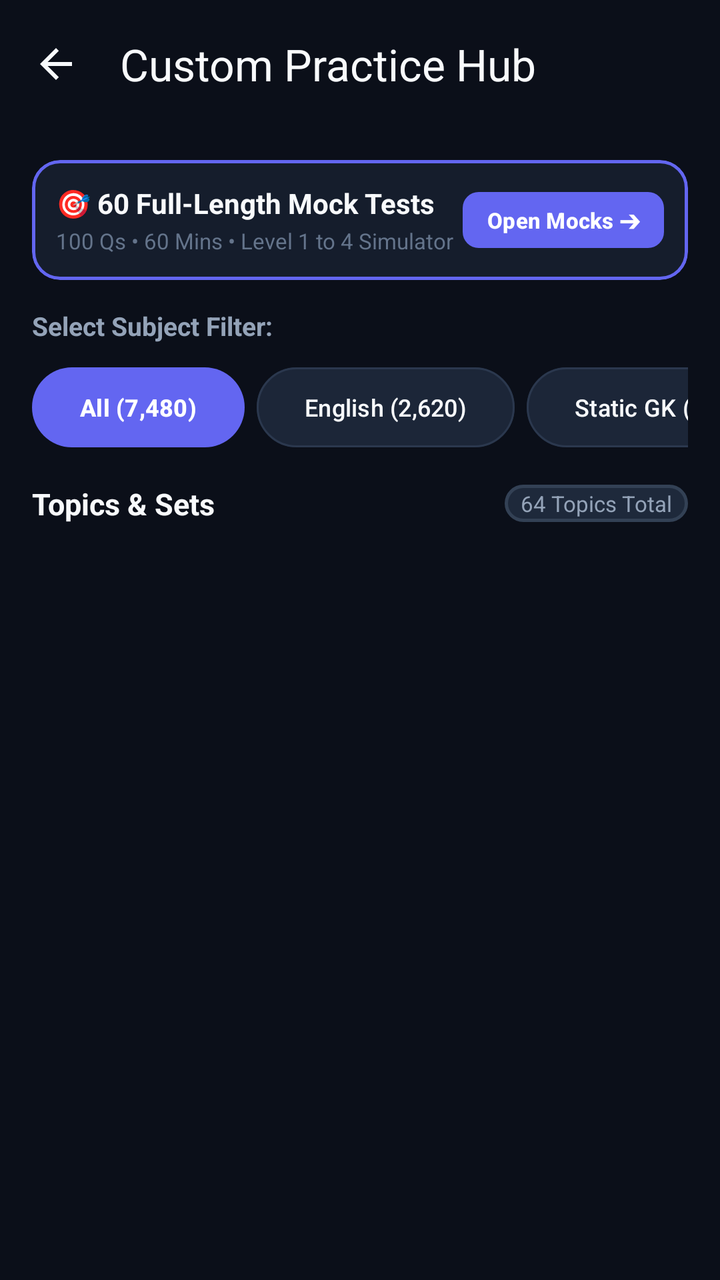
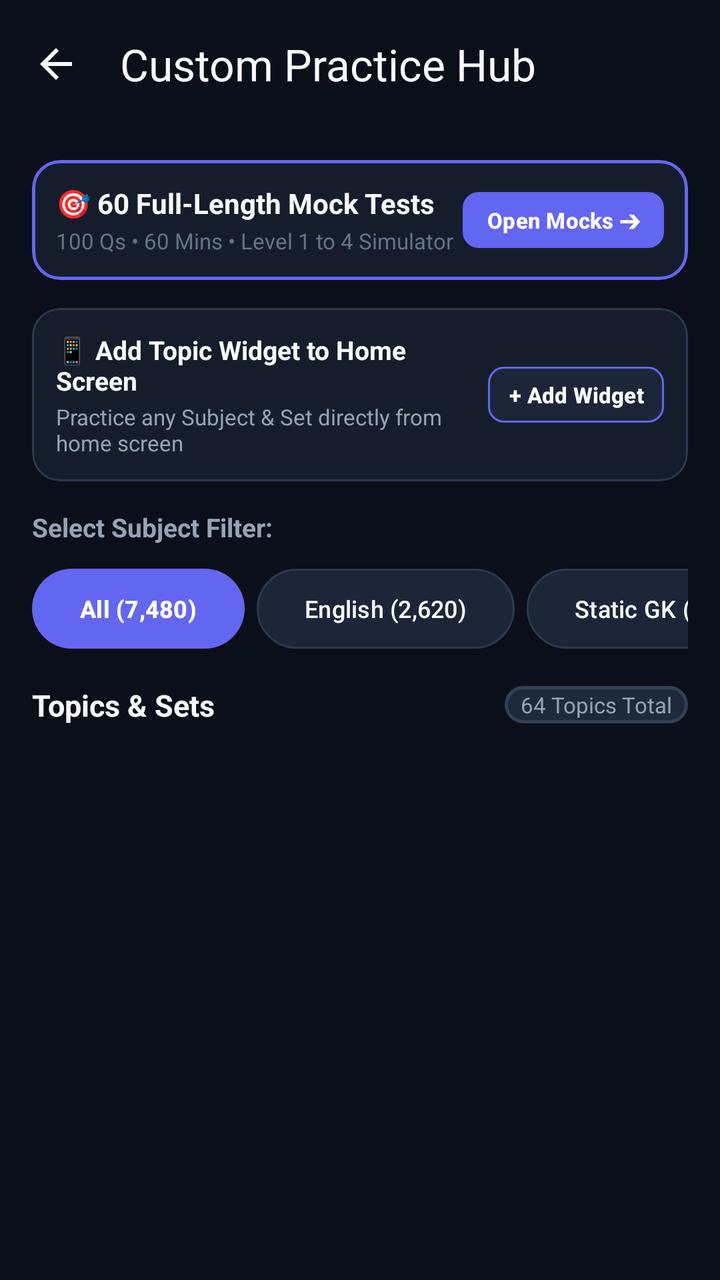

Compare the two renders of this Android layout. The source of the first and the diff that turns it into the second are given below.
<!-- AndroidManifest.xml: application theme Theme.QuizLock -->
<!-- res/layout/activity_custom_practice.xml -->
<?xml version="1.0" encoding="utf-8"?>
<androidx.coordinatorlayout.widget.CoordinatorLayout xmlns:android="http://schemas.android.com/apk/res/android"
    xmlns:app="http://schemas.android.com/apk/res-auto"
    xmlns:tools="http://schemas.android.com/tools"
    android:layout_width="match_parent"
    android:layout_height="match_parent"
    android:background="@color/bg_dark">

    <com.google.android.material.appbar.AppBarLayout
        android:layout_width="match_parent"
        android:layout_height="wrap_content"
        android:background="@color/bg_dark">

        <com.google.android.material.appbar.MaterialToolbar
            android:id="@+id/toolbar"
            android:layout_width="match_parent"
            android:layout_height="?attr/actionBarSize"
            app:navigationIcon="@drawable/ic_back"
            app:navigationIconTint="@color/text_primary"
            app:title="Custom Practice Hub"
            app:titleTextColor="@color/text_primary" />

    </com.google.android.material.appbar.AppBarLayout>

    <FrameLayout
        android:layout_width="match_parent"
        android:layout_height="match_parent"
        app:layout_behavior="@string/appbar_scrolling_view_behavior">

        <androidx.core.widget.NestedScrollView
            android:layout_width="match_parent"
            android:layout_height="match_parent"
            android:clipToPadding="false"
            android:fillViewport="true"
            android:paddingBottom="100dp">

            <LinearLayout
                android:layout_width="match_parent"
                android:layout_height="wrap_content"
                android:orientation="vertical"
                android:padding="16dp">

                
                <com.google.android.material.card.MaterialCardView
                    android:id="@+id/cardPromoMockPortal"
                    android:layout_width="match_parent"
                    android:layout_height="wrap_content"
                    android:layout_marginBottom="14dp"
                    android:clickable="true"
                    android:focusable="true"
                    android:foreground="?android:attr/selectableItemBackground"
                    app:cardBackgroundColor="@color/card_dark"
                    app:cardCornerRadius="14dp"
                    app:cardElevation="0dp"
                    app:strokeColor="@color/primary"
                    app:strokeWidth="1.5dp">

                    <LinearLayout
                        android:layout_width="match_parent"
                        android:layout_height="wrap_content"
                        android:gravity="center_vertical"
                        android:orientation="horizontal"
                        android:padding="12dp">

                        <LinearLayout
                            android:layout_width="0dp"
                            android:layout_height="wrap_content"
                            android:layout_weight="1"
                            android:orientation="vertical">

                            <TextView
                                android:layout_width="wrap_content"
                                android:layout_height="wrap_content"
                                android:text="🎯 60 Full-Length Mock Tests"
                                android:textColor="@color/text_primary"
                                android:textSize="14sp"
                                android:textStyle="bold" />

                            <TextView
                                android:layout_width="wrap_content"
                                android:layout_height="wrap_content"
                                android:layout_marginTop="2dp"
                                android:text="100 Qs • 60 Mins • Level 1 to 4 Simulator"
                                android:textColor="@color/text_muted"
                                android:textSize="11sp" />
                        </LinearLayout>

                        <com.google.android.material.button.MaterialButton
                            android:id="@+id/btnOpenMockPortalFromCustom"
                            style="@style/Widget.Material3.Button"
                            android:layout_width="wrap_content"
                            android:layout_height="36dp"
                            android:paddingHorizontal="12dp"
                            android:text="Open Mocks ➔"
                            android:textColor="@color/white"
                            android:textSize="11sp"
                            android:textStyle="bold"
                            app:backgroundTint="@color/primary"
                            app:cornerRadius="8dp" />

                    </LinearLayout>
                </com.google.android.material.card.MaterialCardView>

                
                <com.google.android.material.card.MaterialCardView
                    android:id="@+id/cardResume"
                    android:layout_width="match_parent"
                    android:layout_height="wrap_content"
                    android:layout_marginBottom="14dp"
                    android:visibility="gone"
                    app:cardBackgroundColor="@color/card_dark"
                    app:cardCornerRadius="16dp"
                    app:cardElevation="0dp"
                    app:strokeColor="@color/primary"
                    app:strokeWidth="1.5dp">

                    <LinearLayout
                        android:layout_width="match_parent"
                        android:layout_height="wrap_content"
                        android:orientation="vertical"
                        android:padding="14dp">

                        <LinearLayout
                            android:layout_width="match_parent"
                            android:layout_height="wrap_content"
                            android:gravity="center_vertical"
                            android:orientation="horizontal">

                            <TextView
                                android:layout_width="0dp"
                                android:layout_height="wrap_content"
                                android:layout_weight="1"
                                android:text="⚡ Resume Where You Left Off"
                                android:textColor="@color/warning_amber"
                                android:textSize="13sp"
                                android:textStyle="bold" />

                            <TextView
                                android:id="@+id/tvResumeAccuracy"
                                android:layout_width="wrap_content"
                                android:layout_height="wrap_content"
                                android:background="@drawable/bg_option_default"
                                android:paddingHorizontal="8dp"
                                android:paddingVertical="2dp"
                                android:text="92% Score"
                                android:textColor="@color/correct_green"
                                android:textSize="11sp"
                                android:textStyle="bold" />
                        </LinearLayout>

                        <TextView
                            android:id="@+id/tvResumeTitle"
                            android:layout_width="wrap_content"
                            android:layout_height="wrap_content"
                            android:layout_marginTop="6dp"
                            android:text="English • Antonyms - Set 1"
                            android:textColor="@color/text_primary"
                            android:textSize="16sp"
                            android:textStyle="bold" />

                        <TextView
                            android:id="@+id/tvResumeSubtitle"
                            android:layout_width="wrap_content"
                            android:layout_height="wrap_content"
                            android:layout_marginTop="2dp"
                            android:text="100 Questions • Mastered"
                            android:textColor="@color/text_secondary"
                            android:textSize="12sp" />

                        <com.google.android.material.button.MaterialButton
                            android:id="@+id/btnResumeSet"
                            style="@style/Widget.Material3.Button"
                            android:layout_width="match_parent"
                            android:layout_height="wrap_content"
                            android:layout_marginTop="10dp"
                            android:text="Retest / Continue Set 🚀"
                            android:textColor="@color/white"
                            android:textSize="13sp"
                            android:textStyle="bold"
                            app:backgroundTint="@color/primary"
                            app:cornerRadius="10dp" />

                    </LinearLayout>

                </com.google.android.material.card.MaterialCardView>

                
                <TextView
                    android:layout_width="wrap_content"
                    android:layout_height="wrap_content"
                    android:layout_marginBottom="8dp"
                    android:text="Select Subject Filter:"
                    android:textColor="@color/text_secondary"
                    android:textSize="13sp"
                    android:textStyle="bold" />

                <HorizontalScrollView
                    android:layout_width="match_parent"
                    android:layout_height="wrap_content"
                    android:layout_marginBottom="14dp"
                    android:overScrollMode="never"
                    android:scrollbars="none">

                    <LinearLayout
                        android:id="@+id/layoutSubjectChips"
                        android:layout_width="wrap_content"
                        android:layout_height="wrap_content"
                        android:gravity="center_vertical"
                        android:orientation="horizontal">

                        <com.google.android.material.button.MaterialButton
                            android:id="@+id/chipAll"
                            style="@style/Widget.Material3.Button.TonalButton"
                            android:layout_width="wrap_content"
                            android:layout_height="wrap_content"
                            android:layout_marginEnd="6dp"
                            android:text="All (7,480)"
                            android:textColor="@color/white"
                            android:textSize="12sp"
                            android:textStyle="bold"
                            app:backgroundTint="@color/primary"
                            app:cornerRadius="20dp" />

                        <com.google.android.material.button.MaterialButton
                            android:id="@+id/chipEnglish"
                            style="@style/Widget.Material3.Button.TonalButton"
                            android:layout_width="wrap_content"
                            android:layout_height="wrap_content"
                            android:layout_marginEnd="6dp"
                            android:text="English (2,620)"
                            android:textColor="@color/text_primary"
                            android:textSize="12sp"
                            app:backgroundTint="@color/card_dark_elevated"
                            app:cornerRadius="20dp"
                            app:strokeColor="@color/border_dark"
                            app:strokeWidth="1dp" />

                        <com.google.android.material.button.MaterialButton
                            android:id="@+id/chipStaticGk"
                            style="@style/Widget.Material3.Button.TonalButton"
                            android:layout_width="wrap_content"
                            android:layout_height="wrap_content"
                            android:layout_marginEnd="6dp"
                            android:text="Static GK (1,554)"
                            android:textColor="@color/text_primary"
                            android:textSize="12sp"
                            app:backgroundTint="@color/card_dark_elevated"
                            app:cornerRadius="20dp"
                            app:strokeColor="@color/border_dark"
                            app:strokeWidth="1dp" />

                        <com.google.android.material.button.MaterialButton
                            android:id="@+id/chipHistory"
                            style="@style/Widget.Material3.Button.TonalButton"
                            android:layout_width="wrap_content"
                            android:layout_height="wrap_content"
                            android:layout_marginEnd="6dp"
                            android:text="History (984)"
                            android:textColor="@color/text_primary"
                            android:textSize="12sp"
                            app:backgroundTint="@color/card_dark_elevated"
                            app:cornerRadius="20dp"
                            app:strokeColor="@color/border_dark"
                            app:strokeWidth="1dp" />

                        <com.google.android.material.button.MaterialButton
                            android:id="@+id/chipGeography"
                            style="@style/Widget.Material3.Button.TonalButton"
                            android:layout_width="wrap_content"
                            android:layout_height="wrap_content"
                            android:layout_marginEnd="6dp"
                            android:text="Geography (503)"
                            android:textColor="@color/text_primary"
                            android:textSize="12sp"
                            app:backgroundTint="@color/card_dark_elevated"
                            app:cornerRadius="20dp"
                            app:strokeColor="@color/border_dark"
                            app:strokeWidth="1dp" />

                        <com.google.android.material.button.MaterialButton
                            android:id="@+id/chipBiology"
                            style="@style/Widget.Material3.Button.TonalButton"
                            android:layout_width="wrap_content"
                            android:layout_height="wrap_content"
                            android:layout_marginEnd="6dp"
                            android:text="Biology (317)"
                            android:textColor="@color/text_primary"
                            android:textSize="12sp"
                            app:backgroundTint="@color/card_dark_elevated"
                            app:cornerRadius="20dp"
                            app:strokeColor="@color/border_dark"
                            app:strokeWidth="1dp" />

                        <com.google.android.material.button.MaterialButton
                            android:id="@+id/chipPolity"
                            style="@style/Widget.Material3.Button.TonalButton"
                            android:layout_width="wrap_content"
                            android:layout_height="wrap_content"
                            android:layout_marginEnd="6dp"
                            android:text="Polity (271)"
                            android:textColor="@color/text_primary"
                            android:textSize="12sp"
                            app:backgroundTint="@color/card_dark_elevated"
                            app:cornerRadius="20dp"
                            app:strokeColor="@color/border_dark"
                            app:strokeWidth="1dp" />

                        <com.google.android.material.button.MaterialButton
                            android:id="@+id/chipEconomics"
                            style="@style/Widget.Material3.Button.TonalButton"
                            android:layout_width="wrap_content"
                            android:layout_height="wrap_content"
                            android:layout_marginEnd="6dp"
                            android:text="Economics (268)"
                            android:textColor="@color/text_primary"
                            android:textSize="12sp"
                            app:backgroundTint="@color/card_dark_elevated"
                            app:cornerRadius="20dp"
                            app:strokeColor="@color/border_dark"
                            app:strokeWidth="1dp" />

                    </LinearLayout>
                </HorizontalScrollView>

                
                <LinearLayout
                    android:layout_width="match_parent"
                    android:layout_height="wrap_content"
                    android:layout_marginBottom="10dp"
                    android:gravity="center_vertical"
                    android:orientation="horizontal">

                    <TextView
                        android:id="@+id/tvSectionHeader"
                        android:layout_width="0dp"
                        android:layout_height="wrap_content"
                        android:layout_weight="1"
                        android:text="Topics &amp; Sets"
                        android:textColor="@color/text_primary"
                        android:textSize="15sp"
                        android:textStyle="bold" />

                    <TextView
                        android:id="@+id/tvTopicsCountBadge"
                        android:layout_width="wrap_content"
                        android:layout_height="wrap_content"
                        android:background="@drawable/bg_option_default"
                        android:paddingHorizontal="8dp"
                        android:paddingVertical="2dp"
                        android:text="64 Topics Total"
                        android:textColor="@color/text_secondary"
                        android:textSize="11sp" />
                </LinearLayout>

                
                <androidx.recyclerview.widget.RecyclerView
                    android:id="@+id/rvPracticeTopics"
                    android:layout_width="match_parent"
                    android:layout_height="wrap_content"
                    android:nestedScrollingEnabled="false" />

            </LinearLayout>
        </androidx.core.widget.NestedScrollView>

        
        <com.google.android.material.card.MaterialCardView
            android:id="@+id/cardMultiSelectDock"
            android:layout_width="match_parent"
            android:layout_height="wrap_content"
            android:layout_gravity="bottom"
            android:layout_margin="12dp"
            android:visibility="gone"
            app:cardBackgroundColor="@color/card_dark"
            app:cardCornerRadius="16dp"
            app:cardElevation="8dp"
            app:strokeColor="@color/primary"
            app:strokeWidth="1.5dp">

            <LinearLayout
                android:layout_width="match_parent"
                android:layout_height="wrap_content"
                android:orientation="vertical"
                android:padding="12dp">

                <LinearLayout
                    android:layout_width="match_parent"
                    android:layout_height="wrap_content"
                    android:gravity="center_vertical"
                    android:orientation="horizontal">

                    <TextView
                        android:id="@+id/tvMultiSelectSummary"
                        android:layout_width="0dp"
                        android:layout_height="wrap_content"
                        android:layout_weight="1"
                        android:text="Selected: 2 Topics (Pool: 500 Qs)"
                        android:textColor="@color/text_primary"
                        android:textSize="13sp"
                        android:textStyle="bold" />

                    <TextView
                        android:id="@+id/btnClearSelection"
                        android:layout_width="wrap_content"
                        android:layout_height="wrap_content"
                        android:background="?attr/selectableItemBackground"
                        android:padding="4dp"
                        android:text="Clear"
                        android:textColor="@color/wrong_red"
                        android:textSize="12sp"
                        android:textStyle="bold" />
                </LinearLayout>

                
                <LinearLayout
                    android:layout_width="match_parent"
                    android:layout_height="wrap_content"
                    android:layout_marginTop="8dp"
                    android:gravity="center_vertical"
                    android:orientation="horizontal">

                    <com.google.android.material.button.MaterialButton
                        android:id="@+id/btnMultiCount25"
                        style="@style/Widget.Material3.Button.TonalButton"
                        android:layout_width="0dp"
                        android:layout_height="wrap_content"
                        android:layout_marginEnd="4dp"
                        android:layout_weight="1"
                        android:text="25 Qs"
                        android:textColor="@color/text_primary"
                        android:textSize="11sp"
                        app:backgroundTint="@color/card_dark_elevated"
                        app:strokeColor="@color/border_dark"
                        app:strokeWidth="1dp" />

                    <com.google.android.material.button.MaterialButton
                        android:id="@+id/btnMultiCount50"
                        style="@style/Widget.Material3.Button.TonalButton"
                        android:layout_width="0dp"
                        android:layout_height="wrap_content"
                        android:layout_marginEnd="4dp"
                        android:layout_weight="1"
                        android:text="50 Qs"
                        android:textColor="@color/white"
                        android:textSize="11sp"
                        android:textStyle="bold"
                        app:backgroundTint="@color/primary"
                        app:strokeColor="@color/primary"
                        app:strokeWidth="1dp" />

                    <com.google.android.material.button.MaterialButton
                        android:id="@+id/btnMultiCount100"
                        style="@style/Widget.Material3.Button.TonalButton"
                        android:layout_width="0dp"
                        android:layout_height="wrap_content"
                        android:layout_weight="1"
                        android:text="100 Qs"
                        android:textColor="@color/text_primary"
                        android:textSize="11sp"
                        app:backgroundTint="@color/card_dark_elevated"
                        app:strokeColor="@color/border_dark"
                        app:strokeWidth="1dp" />

                </LinearLayout>

                
                <com.google.android.material.button.MaterialButton
                    android:id="@+id/btnStartMultiMixedTest"
                    style="@style/Widget.Material3.Button"
                    android:layout_width="match_parent"
                    android:layout_height="wrap_content"
                    android:layout_marginTop="8dp"
                    android:text="🚀 Start Custom Mixed Test (50 Qs)"
                    android:textColor="@color/white"
                    android:textSize="13sp"
                    android:textStyle="bold"
                    app:backgroundTint="@color/primary"
                    app:cornerRadius="10dp" />

            </LinearLayout>

        </com.google.android.material.card.MaterialCardView>

    </FrameLayout>

</androidx.coordinatorlayout.widget.CoordinatorLayout>
<!-- resources referenced by this layout -->
<resources>
  <color name="bg_dark">#0B0F19</color>
  <color name="border_dark">#2B384E</color>
  <color name="card_dark">#151D2C</color>
  <color name="card_dark_elevated">#1C2638</color>
  <color name="correct_green">#10B981</color>
  <color name="primary">#6366F1</color>
  <color name="text_muted">#64748B</color>
  <color name="text_primary">#F8FAFC</color>
  <color name="text_secondary">#94A3B8</color>
  <color name="warning_amber">#F59E0B</color>
  <color name="white">#FFFFFF</color>
  <color name="wrong_red">#EF4444</color>
  <!-- drawable bg_option_default (drawable) -->
  <?xml version="1.0" encoding="utf-8"?>
  <shape xmlns:android="http://schemas.android.com/apk/res/android"
      android:shape="rectangle">
      <corners android:radius="14dp" />
      <solid android:color="#1E293B" />
      <stroke
          android:width="1.5dp"
          android:color="#334155" />
  </shape>
  <!-- drawable ic_back (drawable) -->
  <vector xmlns:android="http://schemas.android.com/apk/res/android"
      android:width="24dp"
      android:height="24dp"
      android:viewportWidth="24"
      android:viewportHeight="24">
    <path
        android:fillColor="@color/text_primary"
        android:pathData="M20,11H7.83l5.59,-5.59L12,4l-8,8 8,8 1.41,-1.41L7.83,13H20v-2z"/>
  </vector>
  <style name="Theme.QuizLock" parent="Theme.Material3.DayNight.NoActionBar">
          <item name="colorPrimary">@color/primary</item>
          <item name="colorPrimaryDark">@color/primary_dark</item>
          <item name="colorAccent">@color/accent</item>
          <item name="colorSurface">@color/card_dark</item>
          <item name="colorOnSurface">@color/text_primary</item>
          <item name="colorSurfaceVariant">@color/card_dark_elevated</item>
          <item name="colorOnSurfaceVariant">@color/text_secondary</item>
          <item name="android:windowBackground">@color/bg_dark</item>
          <item name="android:colorBackground">@color/bg_dark</item>
          <item name="android:statusBarColor">@color/bg_dark</item>
          <item name="android:navigationBarColor">@color/bg_dark</item>
          <item name="android:windowLightStatusBar">false</item>
          <item name="android:windowLightNavigationBar">false</item>
      </style>
  <color name="primary_dark">#4F46E5</color>
  <color name="accent">#6366F1</color>
</resources>

<!-- the commit's change to res/layout/activity_custom_practice.xml (unified diff, before → after) -->
@@ -96,6 +96,69 @@
                             android:textSize="11sp"
                             android:textStyle="bold"
                             app:backgroundTint="@color/primary"
+                            app:cornerRadius="8dp" />
+
+                    </LinearLayout>
+                </com.google.android.material.card.MaterialCardView>
+
+                
+                <com.google.android.material.card.MaterialCardView
+                    android:id="@+id/cardWidgetShortcut"
+                    android:layout_width="match_parent"
+                    android:layout_height="wrap_content"
+                    android:layout_marginBottom="14dp"
+                    android:clickable="true"
+                    android:focusable="true"
+                    android:foreground="?android:attr/selectableItemBackground"
+                    app:cardBackgroundColor="@color/card_dark"
+                    app:cardCornerRadius="14dp"
+                    app:cardElevation="0dp"
+                    app:strokeColor="@color/border_dark"
+                    app:strokeWidth="1dp">
+
+                    <LinearLayout
+                        android:layout_width="match_parent"
+                        android:layout_height="wrap_content"
+                        android:gravity="center_vertical"
+                        android:orientation="horizontal"
+                        android:padding="12dp">
+
+                        <LinearLayout
+                            android:layout_width="0dp"
+                            android:layout_height="wrap_content"
+                            android:layout_weight="1"
+                            android:orientation="vertical">
+
+                            <TextView
+                                android:layout_width="wrap_content"
+                                android:layout_height="wrap_content"
+                                android:text="📱 Add Topic Widget to Home Screen"
+                                android:textColor="@color/text_primary"
+                                android:textSize="13sp"
+                                android:textStyle="bold" />
+
+                            <TextView
+                                android:layout_width="wrap_content"
+                                android:layout_height="wrap_content"
+                                android:layout_marginTop="2dp"
+                                android:text="Practice any Subject &amp; Set directly from home screen"
+                                android:textColor="@color/text_secondary"
+                                android:textSize="11sp" />
+                        </LinearLayout>
+
+                        <com.google.android.material.button.MaterialButton
+                            android:id="@+id/btnOpenWidgetConfigFromCustom"
+                            style="@style/Widget.Material3.Button"
+                            android:layout_width="wrap_content"
+                            android:layout_height="36dp"
+                            android:paddingHorizontal="10dp"
+                            android:text="+ Add Widget"
+                            android:textColor="@color/white"
+                            android:textSize="11sp"
+                            android:textStyle="bold"
+                            app:backgroundTint="@color/card_dark_elevated"
+                            app:strokeColor="@color/primary"
+                            app:strokeWidth="1dp"
                             app:cornerRadius="8dp" />
 
                     </LinearLayout>
